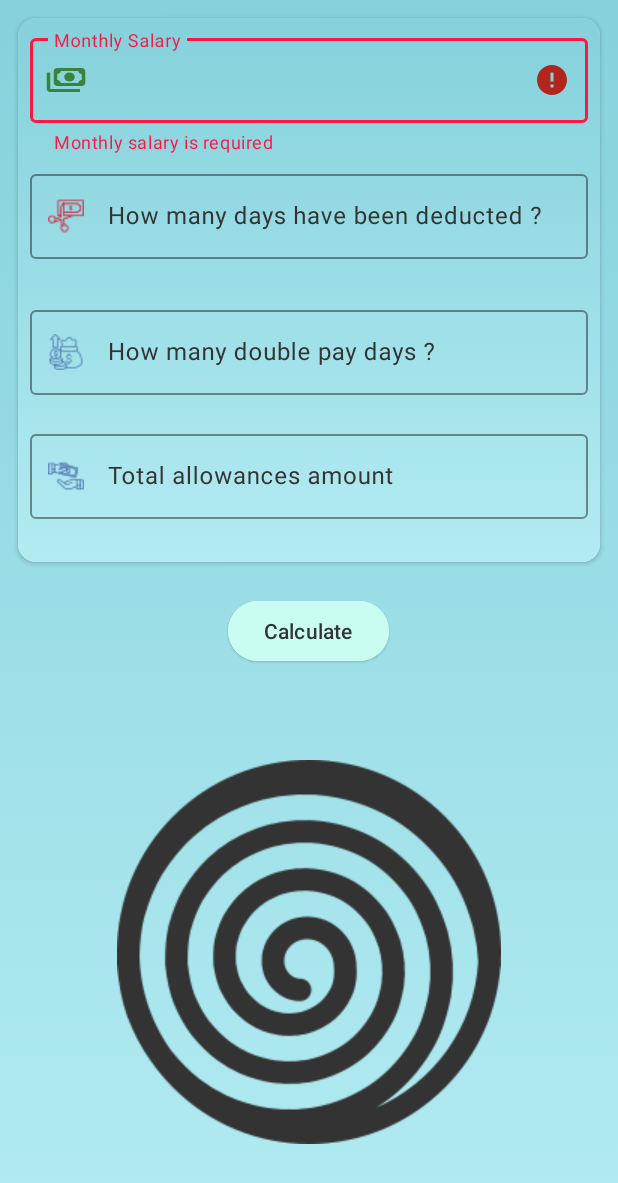
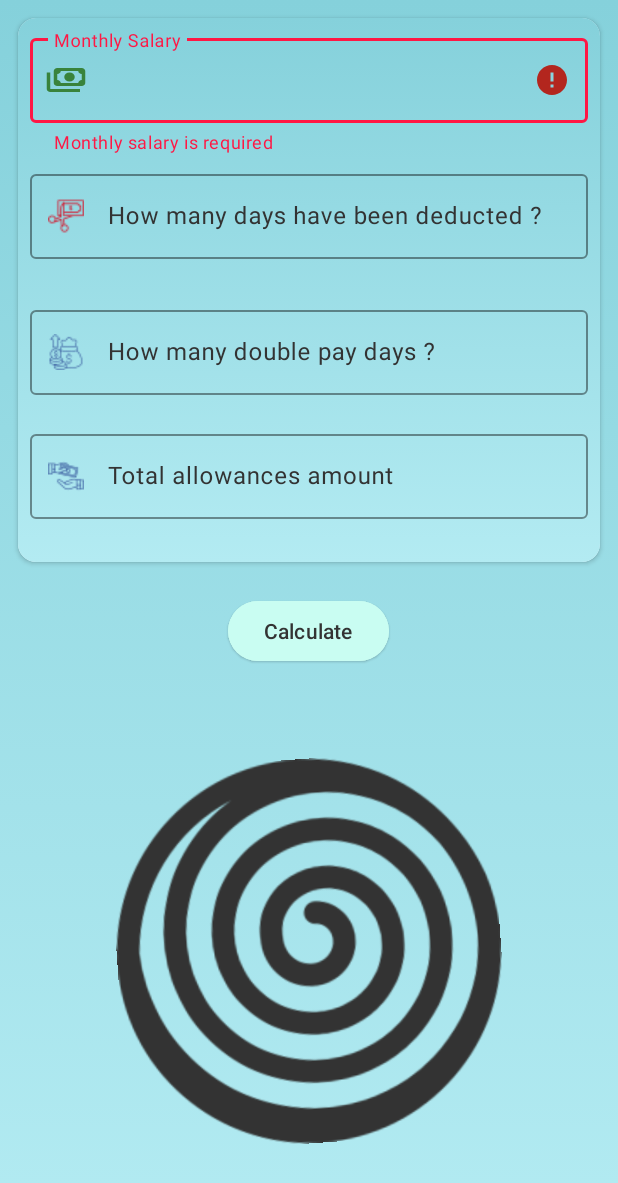
Before and after one commit to SeifElDeenTarek/Salary-Calculator, an Android app: the screen it shows after launch (MainActivity), after a tap on "Calculate", on a phone screen of 412 x 824 dp. Shown: the top 1183 px of the screen. Run offline under Robolectric (Android 15) with nearby library versions, the phone set to English and light mode, and no system bars.

Commit message:
Animation Added & UX Enhanced

```diff
--- a/app/src/main/java/com/example/salarycalculator/MainActivity.java
+++ b/app/src/main/java/com/example/salarycalculator/MainActivity.java
@@ -1,14 +1,19 @@
 package com.example.salarycalculator;
 
+import android.animation.ObjectAnimator;
+import android.content.Context;
+import android.graphics.Rect;
 import android.os.Bundle;
+import android.view.MotionEvent;
+import android.view.View;
+import android.view.animation.LinearInterpolator;
+import android.view.inputmethod.InputMethodManager;
 import android.widget.Button;
+import android.widget.ImageView;
 import android.widget.TextView;
 import android.widget.Toast;
-import android.window.OnBackInvokedDispatcher;
 
 import androidx.activity.EdgeToEdge;
-import androidx.activity.OnBackPressedCallback;
-import androidx.annotation.NonNull;
 import androidx.appcompat.app.AppCompatActivity;
 import androidx.core.graphics.Insets;
 import androidx.core.view.ViewCompat;
@@ -19,18 +24,19 @@ import com.google.android.material.textfield.TextInputEditText;
 import com.google.android.material.textfield.TextInputLayout;
 
 import java.text.DecimalFormat;
+import java.time.Duration;
 import java.util.Objects;
 
 public class MainActivity extends AppCompatActivity {
-
-    Button calculate, back;
-    MaterialCardView salCard, quesCard;
-    TextInputEditText monthSal, deduction, doubles, allowances;
-    TextInputLayout monthSalLayout, deductionLayout, doublesLayout, allowancesLayout;
-    TextView sal;
     float deductionAmount = 0.0F;
     float doublesAmount = 0.0F;
     float allowancesAmount = 0.0F;
+
+    boolean started = false;
+    boolean rotating = false;
+
+    ObjectAnimator rotation;
+    float currentRotation;
 
     @Override
     protected void onCreate(Bundle savedInstanceState) {
@@ -43,19 +49,35 @@ public class MainActivity extends AppCompatActivity {
             return insets;
         });
 
-        salCard = findViewById(R.id.card);
-        quesCard = findViewById(R.id.card1);
-        monthSal = findViewById(R.id.monthlySalary);
-        deduction = findViewById(R.id.deduction);
-        doubles = findViewById(R.id.doubles);
-        allowances = findViewById(R.id.allowances);
-        sal = findViewById(R.id.final_salary);
-        monthSalLayout = findViewById(R.id.monthlySalaryLayout);
-        deductionLayout = findViewById(R.id.deductionLayout);
-        doublesLayout = findViewById(R.id.doublesLayout);
-        allowancesLayout = findViewById(R.id.allowancesLayout);
-        calculate = findViewById(R.id.calculate);
-        back = findViewById(R.id.back);
+        MaterialCardView salCard = findViewById(R.id.card);
+        MaterialCardView quesCard = findViewById(R.id.card1);
+        TextInputEditText monthSal = findViewById(R.id.monthlySalary);
+        TextInputEditText deduction = findViewById(R.id.deduction);
+        TextInputEditText doubles = findViewById(R.id.doubles);
+        TextInputEditText allowances = findViewById(R.id.allowances);
+        TextView sal = findViewById(R.id.final_salary);
+        TextInputLayout monthSalLayout = findViewById(R.id.monthlySalaryLayout);
+        TextInputLayout deductionLayout = findViewById(R.id.deductionLayout);
+        TextInputLayout doublesLayout = findViewById(R.id.doublesLayout);
+        Button calculate = findViewById(R.id.calculate);
+        Button back = findViewById(R.id.back);
+        ImageView image = findViewById(R.id.image);
+
+        // Image animation
+        rotation = ObjectAnimator.ofFloat(image, "rotation", 0f, 360f);
+        rotation.setDuration(7777);
+        rotation.setRepeatCount(ObjectAnimator.INFINITE);
+        rotation.setInterpolator(new LinearInterpolator());
+        rotation.start();
+
+        image.setOnClickListener(view -> {
+            if(!rotating){
+                    rotation.pause();
+                }else {
+                    rotation.resume();
+                }
+            rotating = !rotating;
+        });
 
         calculate.setOnClickListener(view -> {
             String salStr = Objects.requireNonNull(monthSal.getText()).toString().trim();
@@ -96,10 +118,6 @@ public class MainActivity extends AppCompatActivity {
                     return;
                 }
 
-                // Deactivate the Questions Card
-                quesCard.setEnabled(false);
-                quesCard.setAlpha(.3F);
-
                 // Allowances input validation
                 if(!allStr.isEmpty()){
                     allowancesAmount = Float.parseFloat(allStr);
@@ -110,6 +128,22 @@ public class MainActivity extends AppCompatActivity {
 
                 // Calculate the final salary
                 float finalSalary = (salary - deductionAmount) + (doublesAmount + allowancesAmount);
+
+                //lose focus
+                monthSal.clearFocus();
+                deduction.clearFocus();
+                doubles.clearFocus();
+                allowances.clearFocus();
+
+                // Hide Keyboard
+                InputMethodManager imm = (InputMethodManager) getSystemService(Context.INPUT_METHOD_SERVICE);
+                View rootView = findViewById(android.R.id.content);
+                imm.hideSoftInputFromWindow(rootView.getWindowToken(), 0);
+
+                // Deactivate the Questions Card and the Image
+                quesCard.setEnabled(false);
+                quesCard.setAlpha(.3F);
+                image.setAlpha(.3F);
 
                 // Display the final salary
                 DecimalFormat df = new DecimalFormat("###,###.##");
@@ -129,9 +163,10 @@ public class MainActivity extends AppCompatActivity {
             // hide the salary card
             salCard.setVisibility(MaterialCardView.GONE);
 
-            // Reactivate the questions card
+            // Reactivate the questions card and Image
             quesCard.setEnabled(true);
             quesCard.setAlpha(1F);
+            image.setAlpha(1F);
 
             // Resets the errors
             monthSalLayout.setError(null);
@@ -145,5 +180,20 @@ public class MainActivity extends AppCompatActivity {
             allowances.setText(null);
         });
     }
-
+    @Override
+    public boolean dispatchTouchEvent(MotionEvent ev) {
+        if (ev.getAction() == MotionEvent.ACTION_DOWN) {
+            View view = getCurrentFocus();
+            if (view instanceof TextInputEditText) {
+                Rect outRect = new Rect();
+                view.getGlobalVisibleRect(outRect);
+                if (!outRect.contains((int) ev.getRawX(), (int) ev.getRawY())) {
+                    view.clearFocus();
+                    InputMethodManager imm = (InputMethodManager) getSystemService(Context.INPUT_METHOD_SERVICE);
+                    imm.hideSoftInputFromWindow(view.getWindowToken(), 0);
+                }
+            }
+        }
+        return super.dispatchTouchEvent(ev);
+    }
 }
--- a/app/src/main/res/layout/activity_main.xml
+++ b/app/src/main/res/layout/activity_main.xml
@@ -212,11 +212,13 @@
 
     <ImageView
         android:layout_below="@+id/calculate"
+        android:id="@+id/image"
         android:layout_width="match_parent"
         android:layout_height="wrap_content"
         android:layout_margin="10dp"
         android:layout_alignParentBottom="true"
         android:scaleType="center"
-        android:src="@drawable/spiral"/>
+        android:src="@drawable/spiral"
+        android:contentDescription="@string/spiral" />
 
 </RelativeLayout>
--- a/app/src/main/res/values/strings.xml
+++ b/app/src/main/res/values/strings.xml
@@ -9,4 +9,6 @@
     <string name="egp">" EGP"</string>
     <string name="back">back</string>
     <string name="allowances">Total allowances amount</string>
+    <string name="application_logo">Application logo</string>
+    <string name="spiral">spiral</string>
 </resources>
```
Also changed, not shown: app/src/main/res/anim/rotate_image.xml (added, +10 -0 lines).
